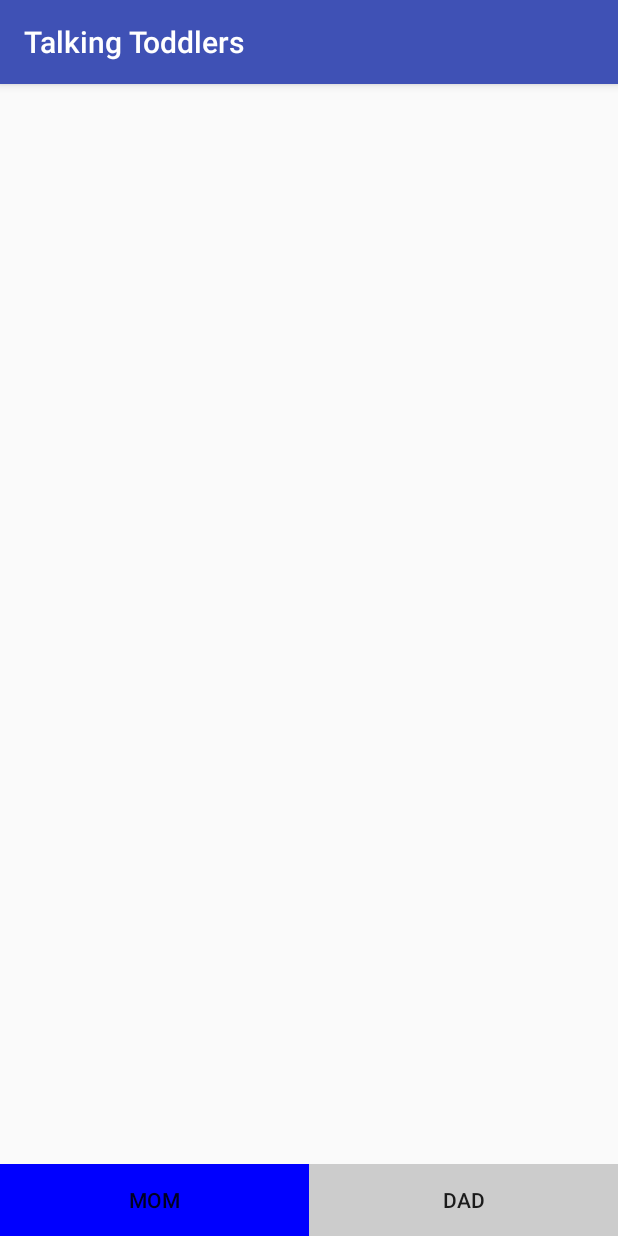
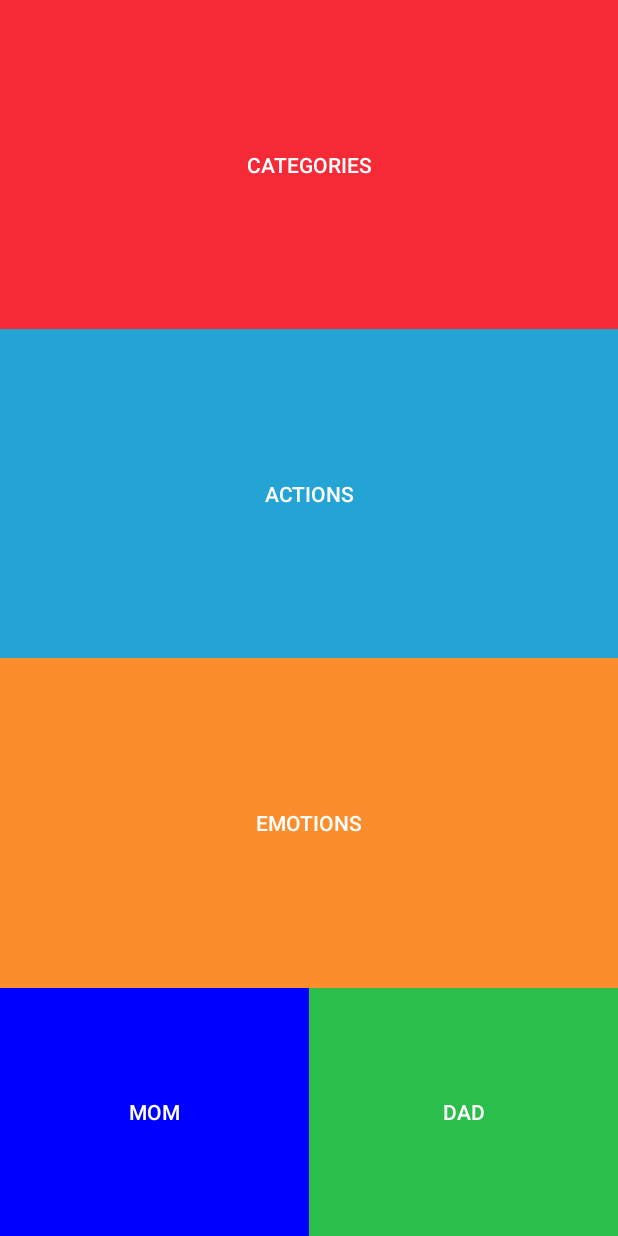
Before and after one commit to kylelawson/TalkingToddlers, an Android app: the screen it shows after launch (MainActivity), after a tap on "MOM", on a phone screen of 412 x 824 dp. Run offline under Robolectric (Android 15) with nearby library versions, the phone set to English and light mode, and no system bars.

Commit message:
Add main menu fragment and color scheme

```diff
--- a/app/src/main/AndroidManifest.xml
+++ b/app/src/main/AndroidManifest.xml
@@ -7,7 +7,7 @@
         android:icon="@mipmap/ic_launcher"
         android:label="@string/app_name"
         android:supportsRtl="true"
-        android:theme="@style/AppTheme">
+        android:theme="@style/Theme.AppCompat.NoActionBar">
         <activity android:name=".MainActivity">
             <intent-filter>
                 <action android:name="android.intent.action.MAIN"/>
@@ -15,7 +15,6 @@
                 <category android:name="android.intent.category.LAUNCHER"/>
             </intent-filter>
         </activity>
-
     </application>
 
 </manifest>
--- a/app/src/main/java/com/kylelawson/talkingtoddlers/BottomBarActivity.java
+++ b/app/src/main/java/com/kylelawson/talkingtoddlers/BottomBarActivity.java
@@ -25,23 +25,26 @@ public class BottomBarActivity extends Fragment {
 
 
         mom_button = (Button) view.findViewById(R.id.mom_button);
+        mom_button.setBackgroundColor(Color.parseColor("#C0D885"));
+
         dad_button = (Button) view.findViewById(R.id.dad_button);
+        dad_button.setBackgroundColor(Color.parseColor("#C0D885"));
 
         if(momDadState.getInt("STATE", 0) != 0){
             if(momDadState.getInt("STATE", 1) == 1){
 
-                mom_button.setBackgroundColor(Color.BLUE);
+                mom_button.setBackgroundColor(Color.parseColor("#2CBE4B"));
                 mom_button.setClickable(false);
 
-                dad_button.setBackgroundColor(Color.LTGRAY);
+                dad_button.setBackgroundColor(Color.parseColor("#F0EEE8"));
                 dad_button.setClickable(true);
 
             }else if(momDadState.getInt("STATE", 2) == 2){
 
-                mom_button.setBackgroundColor(Color.LTGRAY);
+                mom_button.setBackgroundColor(Color.parseColor("#F0EEE8"));
                 mom_button.setClickable(true);
 
-                dad_button.setBackgroundColor(Color.BLUE);
+                dad_button.setBackgroundColor(Color.parseColor("#2CBE4B"));
                 dad_button.setClickable(false);
 
             }
@@ -54,7 +57,7 @@ public class BottomBarActivity extends Fragment {
                 editor.putInt("STATE", 1).apply();
 
                 dad_button.setClickable(true);
-                dad_button.setBackgroundColor(Color.LTGRAY);
+                dad_button.setBackgroundColor(Color.parseColor("#2CBE4B"));
 
                 mom_button.setClickable(false);
                 mom_button.setBackgroundColor(Color.BLUE);
@@ -71,7 +74,7 @@ public class BottomBarActivity extends Fragment {
                 dad_button.setBackgroundColor(Color.BLUE);
 
                 mom_button.setClickable(true);
-                mom_button.setBackgroundColor(Color.LTGRAY);
+                mom_button.setBackgroundColor(Color.parseColor("#2CBE4B"));
             }
         });
 
--- a/app/src/main/java/com/kylelawson/talkingtoddlers/MainActivity.java
+++ b/app/src/main/java/com/kylelawson/talkingtoddlers/MainActivity.java
@@ -1,9 +1,13 @@
 package com.kylelawson.talkingtoddlers;
 
 import android.os.Bundle;
+import android.support.v4.app.Fragment;
+import android.support.v4.app.FragmentManager;
 import android.support.v7.app.AppCompatActivity;
 
 public class MainActivity extends AppCompatActivity {
+
+    FragmentManager fm = getSupportFragmentManager();
 
 
     @Override
@@ -11,7 +15,12 @@ public class MainActivity extends AppCompatActivity {
         super.onCreate(savedInstanceState);
         setContentView(R.layout.activity_main);
 
+        Fragment mainFragment = fm.findFragmentById(R.id.main_fragment);
 
+        if(mainFragment == null){
+            mainFragment = new MainMenuFragment();
+            fm.beginTransaction().add(R.id.main_fragment, mainFragment).commit();
+        }
 
     }
 
--- /dev/null
+++ b/app/src/main/java/com/kylelawson/talkingtoddlers/MainMenuFragment.java
@@ -0,0 +1,37 @@
+package com.kylelawson.talkingtoddlers;
+
+import android.graphics.Color;
+import android.os.Bundle;
+import android.support.v4.app.Fragment;
+import android.view.LayoutInflater;
+import android.view.View;
+import android.view.ViewGroup;
+import android.widget.Button;
+
+/**
+ * Created by Kyle Lawson on 8/30/2016. All work is self-coded unless otherwise noted.
+ */
+public class MainMenuFragment extends Fragment {
+
+    Button categories;
+    Button actions;
+    Button emotions;
+
+    @Override
+    public View onCreateView(LayoutInflater inflater, ViewGroup container, Bundle savedInstanceState){
+        View view = inflater.inflate(R.layout.main_fragment_menu, container, false);
+
+        categories = (Button) view.findViewById(R.id.categories);
+        categories.setBackgroundColor(Color.parseColor("#F62A37"));
+
+        actions = (Button) view.findViewById(R.id.actions);
+        actions.setBackgroundColor(Color.parseColor("#24A4D5"));
+
+        emotions = (Button) view.findViewById(R.id.emotions);
+        emotions.setBackgroundColor(Color.parseColor("#FB8D2D"));
+
+        return view;
+    }
+
+
+}
--- a/app/src/main/res/layout/activity_bottom_bar.xml
+++ b/app/src/main/res/layout/activity_bottom_bar.xml
@@ -8,7 +8,8 @@
     <Button
         android:layout_width="0dp"
         android:layout_weight="1"
-        android:layout_height="wrap_content"
+        android:layout_height="match_parent"
+        android:layout_margin="0dp"
         android:id="@+id/mom_button"
         android:text="@string/mom_button"
         />
@@ -16,7 +17,8 @@
     <Button
         android:layout_width="0dp"
         android:layout_weight="1"
-        android:layout_height="wrap_content"
+        android:layout_height="match_parent"
+        android:layout_margin="0dp"
         android:id="@+id/dad_button"
         android:text="@string/dad_button"
         />
--- a/app/src/main/res/layout/activity_main.xml
+++ b/app/src/main/res/layout/activity_main.xml
@@ -1,5 +1,5 @@
 <?xml version="1.0" encoding="utf-8"?>
-<RelativeLayout
+<LinearLayout
     xmlns:android="http://schemas.android.com/apk/res/android"
     xmlns:tools="http://schemas.android.com/tools"
     android:layout_width="match_parent"
@@ -8,22 +8,21 @@
     android:paddingLeft="0dp"
     android:paddingRight="0dp"
     android:paddingTop="0dp"
-    tools:context="com.kylelawson.talkingtoddlers.MainActivity">
+    tools:context="com.kylelawson.talkingtoddlers.MainActivity"
+    android:orientation="vertical">
 
     <FrameLayout
         android:layout_width="match_parent"
-        android:layout_height="match_parent"
+        android:layout_height="0dp"
         android:id="@+id/main_fragment"
-        android:layout_above="@+id/parent_option"/>
+        android:layout_weight="4"/>
 
     <fragment
         android:name="com.kylelawson.talkingtoddlers.BottomBarActivity"
         android:layout_width="match_parent"
-        android:layout_height="wrap_content"
+        android:layout_height="0dp"
         android:id="@+id/parent_option"
-        android:layout_alignParentBottom="true"
-        android:layout_alignParentLeft="true"
-        android:layout_alignParentStart="true"
-        tools:layout="@layout/activity_bottom_bar"/>
+        tools:layout="@layout/activity_bottom_bar"
+        android:layout_weight="1"/>
 
-</RelativeLayout>
+</LinearLayout>
--- /dev/null
+++ b/app/src/main/res/layout/main_fragment_menu.xml
@@ -0,0 +1,32 @@
+<?xml version="1.0" encoding="utf-8"?>
+<LinearLayout xmlns:android="http://schemas.android.com/apk/res/android"
+              android:orientation="vertical"
+              android:layout_width="match_parent"
+              android:layout_height="match_parent"
+              android:layout_margin="0dp">
+
+    <Button
+        android:layout_width="match_parent"
+        android:layout_height="0dp"
+        android:layout_weight="1"
+        android:id="@+id/categories"
+        android:text="@string/categories"
+        />
+
+    <Button
+        android:layout_width="match_parent"
+        android:layout_height="0dp"
+        android:layout_weight="1"
+        android:id="@+id/actions"
+        android:text="@string/actions"
+        />
+
+    <Button
+        android:layout_width="match_parent"
+        android:layout_height="0dp"
+        android:layout_weight="1"
+        android:id="@+id/emotions"
+        android:text="@string/emotions"
+        />
+
+</LinearLayout>
--- a/app/src/main/res/values/strings.xml
+++ b/app/src/main/res/values/strings.xml
@@ -3,4 +3,7 @@
     <string name="texting_toggle">Texting  </string>
     <string name="mom_button">Mom</string>
     <string name="dad_button">Dad</string>
+    <string name="categories">Categories</string>
+    <string name="actions">Actions</string>
+    <string name="emotions">Emotions</string>
 </resources>
```
